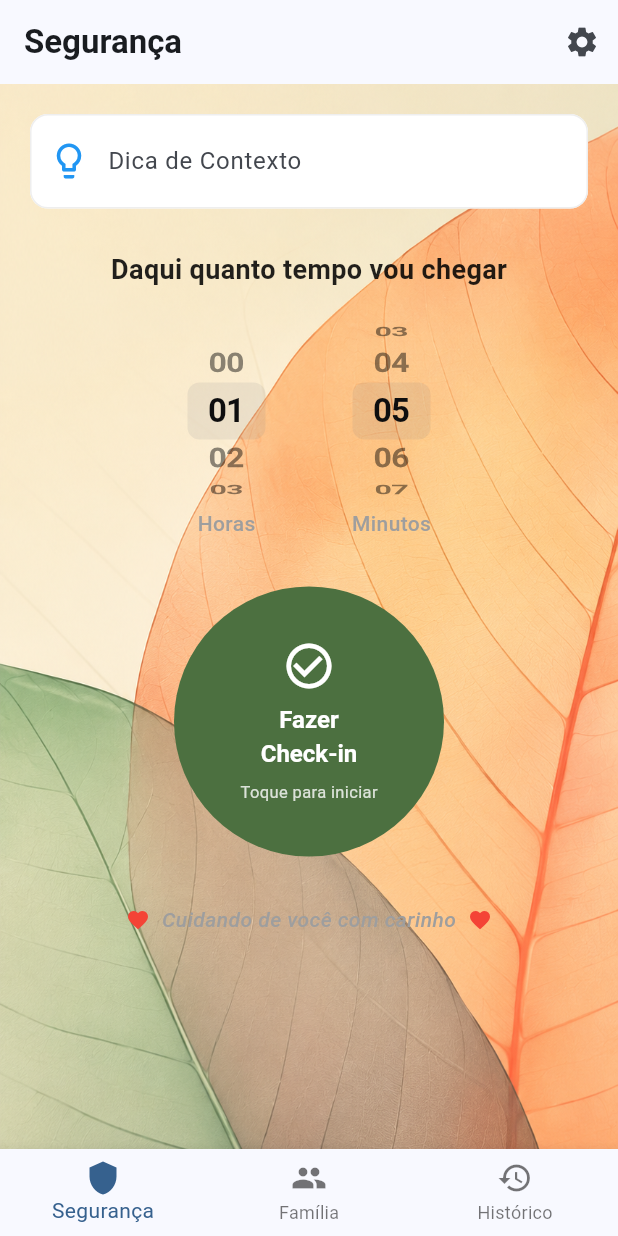
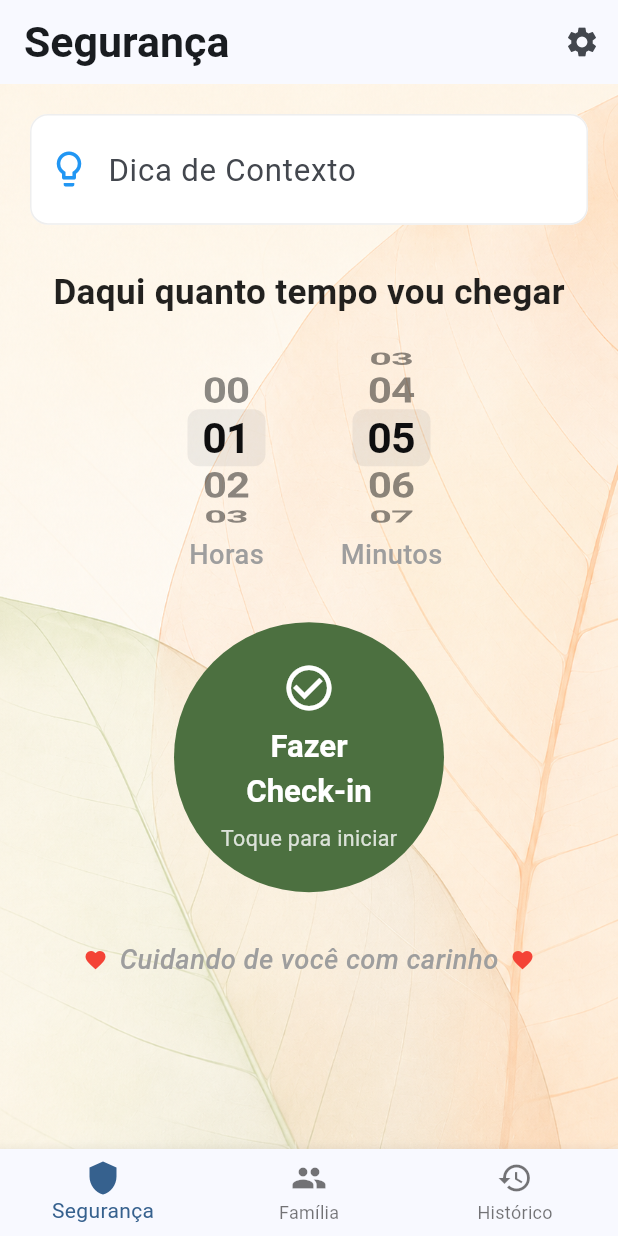
Before and after one commit to rafapedrico/alerta_de_seguranca, a Flutter app: the screen it shows after launch, after a tap on an icon or button, on a phone screen of 412 x 824 dp. Run offline on Flutter 3.47's test engine with Material 3 defaults, Android fonts, the light colour scheme and no system bars; our stand-ins replace geolocator, shared_preferences, sqflite; missing offline and left inert: encrypt; accounts and stored records are empty.

Commit message:
letras grandes

```diff
--- a/lib/main.dart
+++ b/lib/main.dart
@@ -1,10 +1,20 @@
 import 'package:flutter/material.dart';
 import 'services/encryption_service.dart';
+import 'services/wallpaper_service.dart';
+import 'services/font_scale_service.dart';
 import 'screens/home_screen.dart';
 
-void main() {
+void main() async {
+  WidgetsFlutterBinding.ensureInitialized();
+
   // Initialize AES-256 encryption service before running the app
   EncryptionService().initialize();
+
+  // Carrega as preferências salvas (plano de fundo e tamanho de fonte)
+  // antes de exibir a UI, garantindo que o app já abra com os valores
+  // corretos escolhidos anteriormente pelo usuário.
+  await WallpaperService.inicializar();
+  await FontScaleService.inicializar();
 
   runApp(const SecurityCheckApp());
 }
@@ -14,6 +24,12 @@ class SecurityCheckApp extends StatelessWidget {
 
   @override
   Widget build(BuildContext context) {
+    // Ouve o fator de escala de fonte escolhido pelo usuário e reconstrói
+    // todo o MaterialApp instantaneamente quando ele mudar, aplicando o
+    // tamanho de letra em todas as telas do app.
+    return ValueListenableBuilder<double>(
+      valueListenable: FontScaleService.fontScaleNotifier,
+      builder: (context, fatorFonte, _) {
         return MaterialApp(
           title: 'Security Check',
           debugShowCheckedModeBanner: false,
@@ -21,7 +37,18 @@ class SecurityCheckApp extends StatelessWidget {
             colorSchemeSeed: Colors.blue,
             useMaterial3: true,
           ),
+          builder: (context, child) {
+            final mediaQuery = MediaQuery.of(context);
+            return MediaQuery(
+              data: mediaQuery.copyWith(
+                textScaler: TextScaler.linear(fatorFonte),
+              ),
+              child: child!,
+            );
+          },
           home: const HomeScreen(),
+        );
+      },
     );
   }
 }
```
Also changed, not shown: assets/blue.png, assets/gray.png, assets/green.png, assets/light.png, 2 other files. Lines whose indentation alone changed are shown as unchanged.
